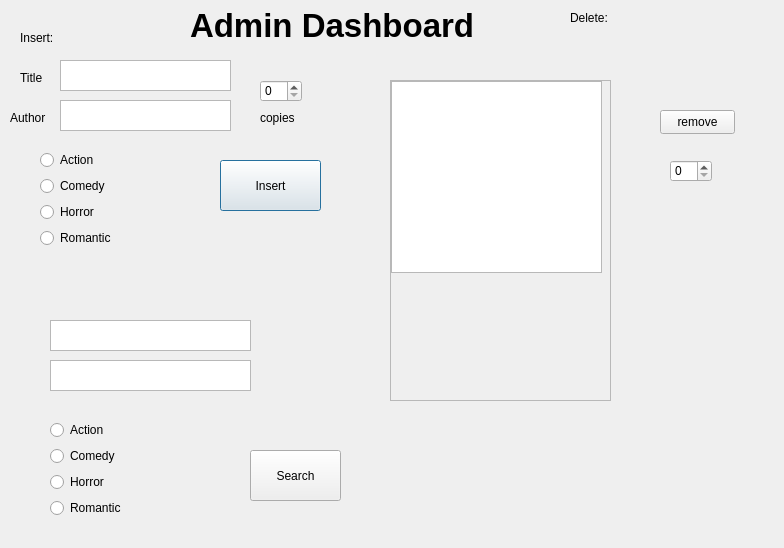
Above: LibraryManagementSystem/admin.ui from omar-rabeh-18/LibraryManagementSystem before the change. Below: the same form after it.
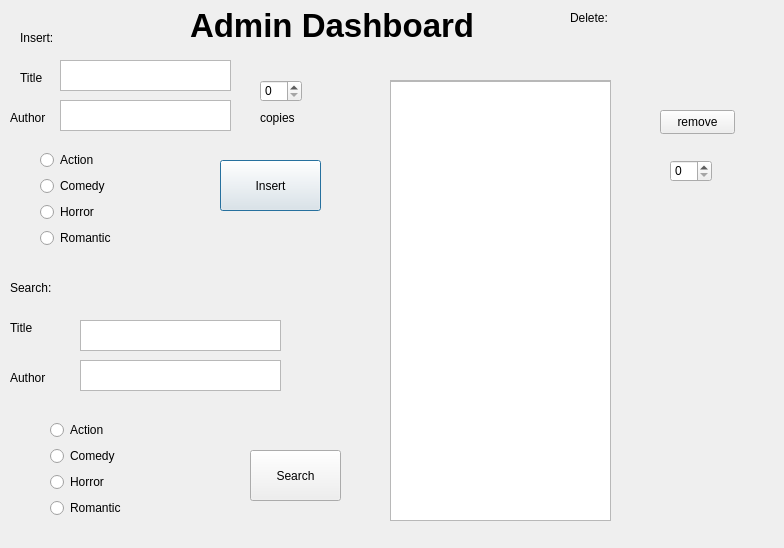
That is the form after the change.

Commit message: made search in user

Diff of the .ui file:
```diff
--- a/LibraryManagementSystem/admin.ui
+++ b/LibraryManagementSystem/admin.ui
@@ -18,7 +18,7 @@
     <rect>
      <x>190</x>
      <y>0</y>
-     <width>301</width>
+     <width>311</width>
      <height>51</height>
     </rect>
    </property>
@@ -51,7 +51,7 @@
      <x>390</x>
      <y>80</y>
      <width>221</width>
-     <height>321</height>
+     <height>441</height>
     </rect>
    </property>
    <property name="widgetResizable">
@@ -63,16 +63,16 @@
       <x>0</x>
       <y>0</y>
       <width>219</width>
-      <height>319</height>
+      <height>439</height>
      </rect>
     </property>
     <widget class="QListWidget" name="listWidget">
      <property name="geometry">
       <rect>
-       <x>0</x>
+       <x>-10</x>
        <y>0</y>
-       <width>211</width>
-       <height>192</height>
+       <width>231</width>
+       <height>441</height>
       </rect>
      </property>
     </widget>
@@ -236,7 +236,7 @@
   <widget class="QTextEdit" name="titleSearchTextedit">
    <property name="geometry">
     <rect>
-     <x>50</x>
+     <x>80</x>
      <y>320</y>
      <width>201</width>
      <height>31</height>
@@ -246,7 +246,7 @@
   <widget class="QTextEdit" name="authorSearchTextedit">
    <property name="geometry">
     <rect>
-     <x>50</x>
+     <x>80</x>
      <y>360</y>
      <width>201</width>
      <height>31</height>
@@ -329,6 +329,45 @@
     </rect>
    </property>
   </widget>
+  <widget class="QLabel" name="label_4">
+   <property name="geometry">
+    <rect>
+     <x>10</x>
+     <y>320</y>
+     <width>49</width>
+     <height>16</height>
+    </rect>
+   </property>
+   <property name="text">
+    <string>Title</string>
+   </property>
+  </widget>
+  <widget class="QLabel" name="label_5">
+   <property name="geometry">
+    <rect>
+     <x>10</x>
+     <y>370</y>
+     <width>49</width>
+     <height>16</height>
+    </rect>
+   </property>
+   <property name="text">
+    <string>Author</string>
+   </property>
+  </widget>
+  <widget class="QLabel" name="label_6">
+   <property name="geometry">
+    <rect>
+     <x>10</x>
+     <y>280</y>
+     <width>49</width>
+     <height>16</height>
+    </rect>
+   </property>
+   <property name="text">
+    <string>Search:</string>
+   </property>
+  </widget>
  </widget>
  <resources/>
  <connections/>
```
The commit also changes 3 other files.
